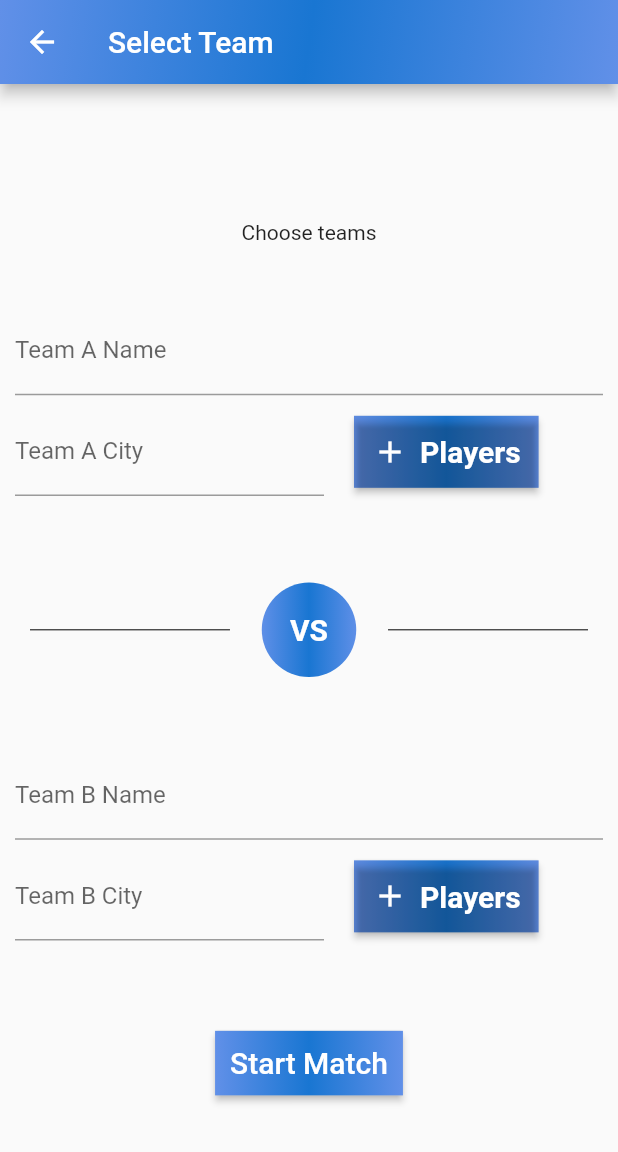
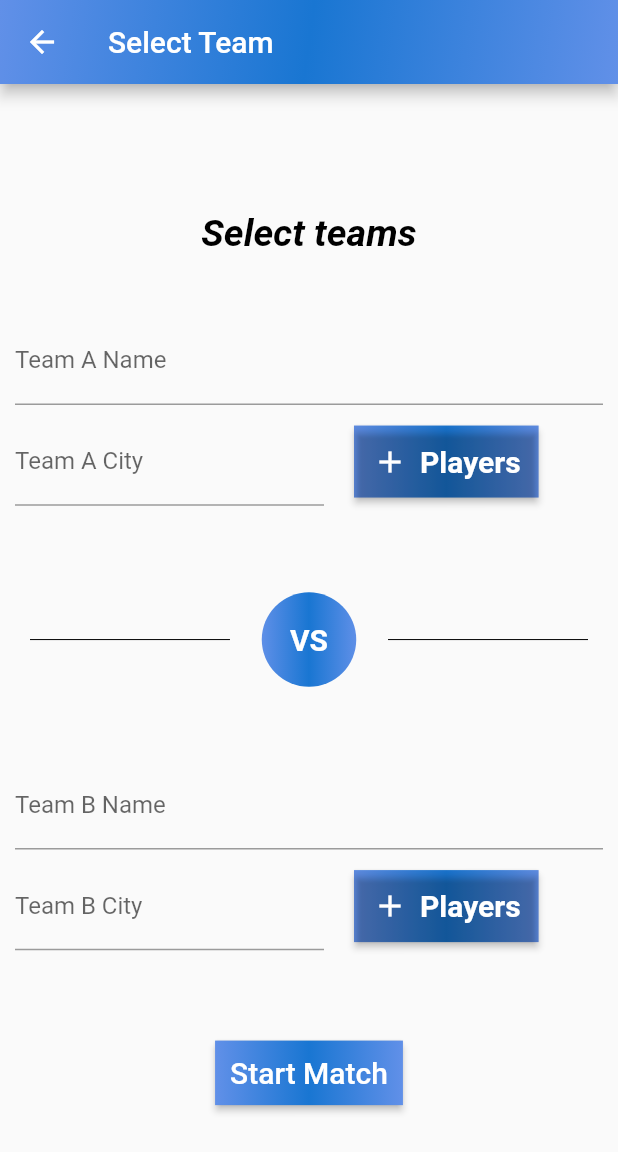
Before and after one commit to jayavardhanpatil/CricScore, a Flutter app: the screen it shows once a user with an empty profile is signed in, in the side drawer, after a tap on "Start match", on a phone screen of 412 x 824 dp. Shown: the top 1152 px of the screen. Run offline on Flutter 3.47's test engine with Material 2 defaults, Android fonts, the phone set to English and light mode, and no system bars; our stand-ins replace auto_size_text, datetime_picker_formfield, firebase_auth, firebase_database, flutter_spinkit, flutter_typeahead and 2 more; missing offline and left inert: direct_select_flutter; accounts and stored records are empty; statements that could not run were skipped.

```diff
--- a/lib/views/selectTeam.dart
+++ b/lib/views/selectTeam.dart
@@ -70,7 +70,8 @@ class _SelectTeam extends State<SelectTeam> {
                 mainAxisAlignment: MainAxisAlignment.center,
                 children: <Widget>[
 
-                  Text("Choose teams"),
+                  Text("Select teams" , style: TextStyle(
+                      color: Colors.black, fontWeight: FontWeight.w600, fontStyle: FontStyle.italic, fontSize: 25)),
 //                  SizedBox(height: _height * 0.01),
 //
 //                  typeAhed(_venueCity, _venuetypeAheadController, _width * 0.5, "Match venue"),
--- a/lib/views/startInning.dart
+++ b/lib/views/startInning.dart
@@ -152,7 +152,6 @@ class _StartInnings extends State<StartInnings> {
                                 child: Padding(
                                     child: DirectSelectList<Player>(
                                         values: battingPlayers,
-                                        defaultItemIndex: 0,
                                         itemBuilder: (Player value) => getDropDownMenuItem(value),
                                         focusedItemDecoration: _getDslDecoration(),
                                         onItemSelectedListener: (item, index, context) {
@@ -191,7 +190,6 @@ class _StartInnings extends State<StartInnings> {
                                 child: Padding(
                                     child: DirectSelectList<Player>(
                                         values: battingPlayers,
-                                        defaultItemIndex: 0,
                                         itemBuilder: (Player value) => getDropDownMenuItem(value),
                                         focusedItemDecoration: _getDslDecoration(),
                                         onItemSelectedListener: (item, index, context) {
@@ -230,7 +228,6 @@ class _StartInnings extends State<StartInnings> {
                                 child: Padding(
                                     child: DirectSelectList<Player>(
                                         values: bowlingPlayers,
-                                        defaultItemIndex: 0,
                                         itemBuilder: (Player value) => getDropDownMenuItem(value),
                                         focusedItemDecoration: _getDslDecoration(),
                                         onItemSelectedListener: (item, index, context) {
```
